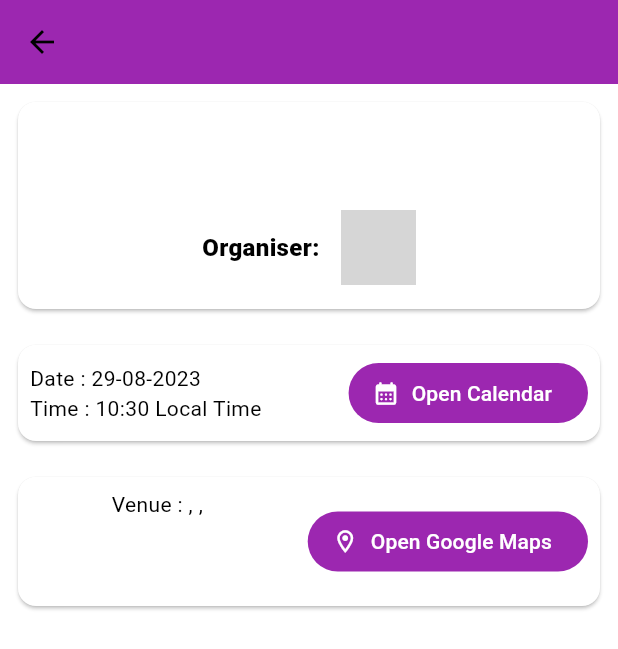
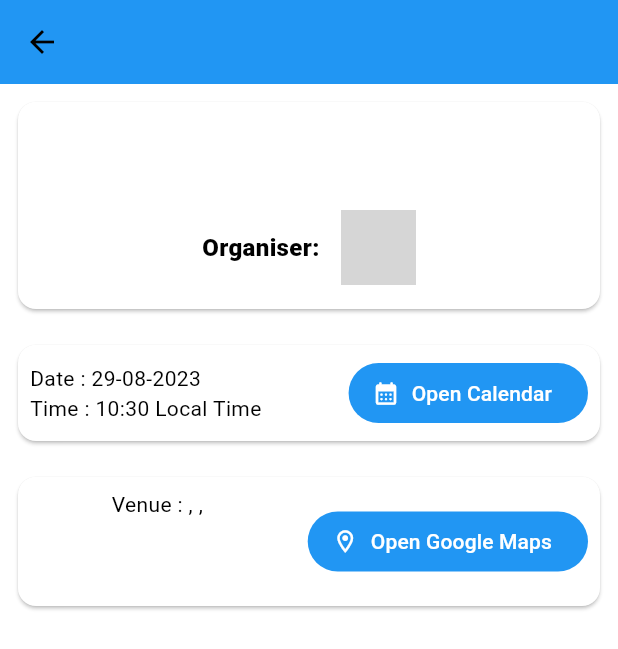
Before and after one commit to sumande414/gdsc, a Flutter app: the ConferencePage screen opened directly with empty values, on a phone screen of 412 x 824 dp. Shown: the top 649 px of the screen. Run offline on Flutter 3.47's test engine with Material 2 defaults, Android fonts, the phone set to English and light mode, and no system bars; drawn by our look-alikes of dynamic_color; our stand-ins replace flutter_svg; missing offline and left inert: external_app_launcher; network calls fail; grey boxes are pictures that could not be loaded.

Commit message:
change default primaryswatch

```diff
--- a/lib/main.dart
+++ b/lib/main.dart
@@ -10,10 +10,10 @@ class MainApp extends StatelessWidget {
   const MainApp({super.key});
 
   static final _defaultLightColorScheme =
-      ColorScheme.fromSwatch(primarySwatch: Colors.purple);
+      ColorScheme.fromSwatch(primarySwatch: Colors.blue);
 
   static final _defaultDarkColorScheme = ColorScheme.fromSwatch(
-      primarySwatch: Colors.purple, brightness: Brightness.dark);
+      primarySwatch: Colors.blue, brightness: Brightness.dark);
 
   @override
   Widget build(BuildContext context) {
```
